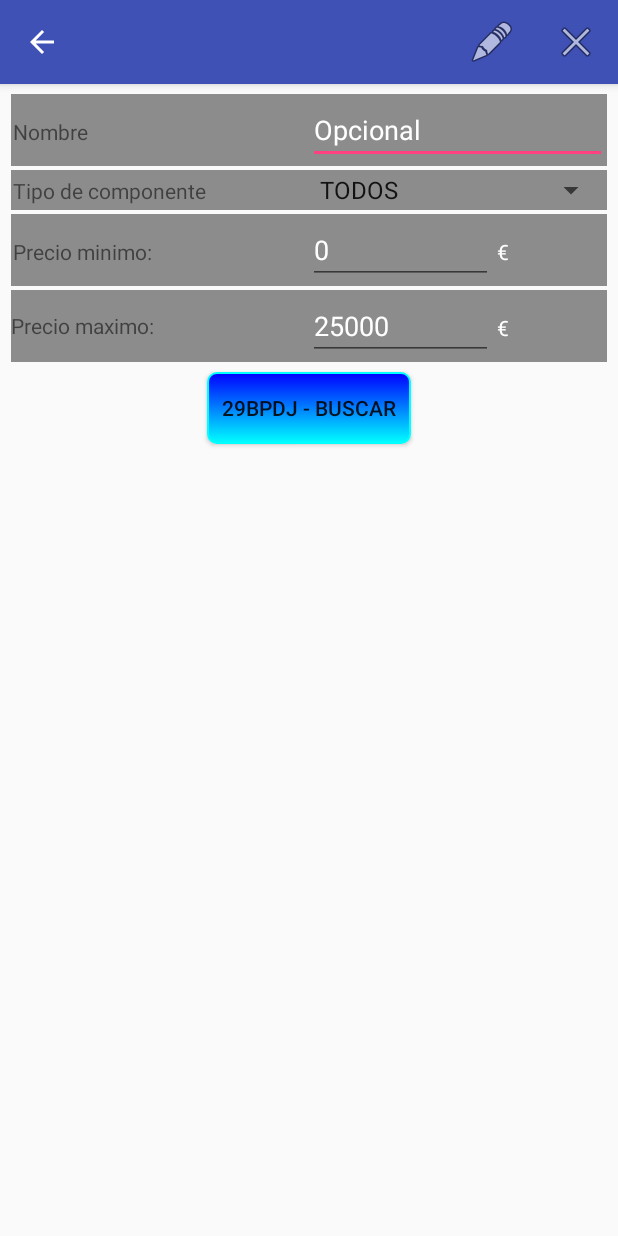
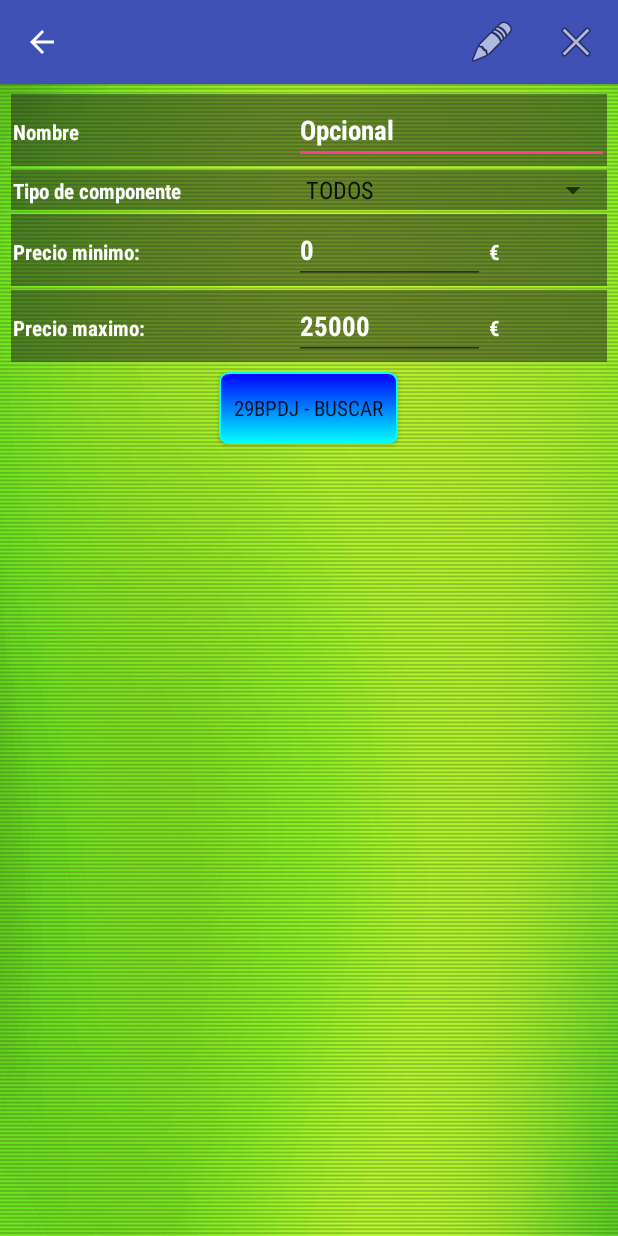
Before and after one commit to Daleier/Proyecto1EvaMobiles, an Android app: the BusquedaComponentes screen opened directly, with no data from a screen before it, on a phone screen of 412 x 824 dp. Run offline under Robolectric (Android 15) with nearby library versions, the phone set to English and light mode, and no system bars; 1 statement that could not run was skipped.

Commit message:
Estilo finalizado

```diff
--- a/app/src/main/AndroidManifest.xml
+++ b/app/src/main/AndroidManifest.xml
@@ -26,7 +26,7 @@
         android:supportsRtl="true"
         android:theme="@style/AppTheme">
         <activity android:name=".aplicacion.MainActivity"
-            android:theme="@style/Tema_Principal.NoActionBar">
+            android:theme="@style/AppTheme.NoActionBar">
             <intent-filter>
                 <action android:name="android.intent.action.MAIN" />
                 <category android:name="android.intent.category.LAUNCHER" />
@@ -39,7 +39,7 @@
         <activity
             android:name=".aplicacion.BCNavigationDrawer"
             android:label="@string/title_activity_main"
-            android:theme="@style/Tema_Principal.NoActionBar"/>
+            android:theme="@style/AppTheme.NoActionBar"/>
         <activity android:name=".aplicacion.Camara" />
 
         <provider
--- a/app/src/main/java/com/example/dam203/proyecto1eva/aplicacion/BusquedaComponentes.java
+++ b/app/src/main/java/com/example/dam203/proyecto1eva/aplicacion/BusquedaComponentes.java
@@ -7,6 +7,7 @@ import android.util.Log;
 import android.view.Menu;
 import android.view.MenuItem;
 import android.view.View;
+import android.widget.ArrayAdapter;
 import android.widget.Button;
 import android.widget.EditText;
 import android.widget.Spinner;
--- a/app/src/main/java/com/example/dam203/proyecto1eva/aplicacion/EdicionPerfil.java
+++ b/app/src/main/java/com/example/dam203/proyecto1eva/aplicacion/EdicionPerfil.java
@@ -38,6 +38,7 @@ public class EdicionPerfil extends AppCompatActivity {
     protected void onCreate(Bundle savedInstanceState) {
         super.onCreate(savedInstanceState);
         setContentView(R.layout.edicion_perfil);
+        this.setTitle(R.string.editar_perfil);
         getSupportActionBar().setDisplayHomeAsUpEnabled(true);
         usr = (Usuario) getIntent().getExtras().getSerializable(MainActivity.KEY_USUARIO);
         this.usrDAO = new UsuarioDAOSQLite(this);
--- a/app/src/main/java/com/example/dam203/proyecto1eva/dialogos/LoginDialogo.java
+++ b/app/src/main/java/com/example/dam203/proyecto1eva/dialogos/LoginDialogo.java
@@ -28,7 +28,7 @@ public class LoginDialogo extends DialogFragment {
                         //Toast.makeText(getActivity(), "PULSADA OPCION BOA", Toast.LENGTH_LONG).show();
                     }
                 });
-        this.setStyle(DialogFragment.STYLE_NORMAL, R.style.Tema_Principal);
+        this.setStyle(DialogFragment.STYLE_NORMAL, R.style.AppTheme);
         this.setCancelable(false);
         return builder.create();
     }
--- a/app/src/main/res/layout-land/activity_buscar_componentes.xml
+++ b/app/src/main/res/layout-land/activity_buscar_componentes.xml
@@ -24,7 +24,6 @@
                 android:layout_span="2"
                 android:hint="@string/opcional"
                 android:imeOptions="actionDone"
-                android:textColorHint="@color/white"
                 style="@style/elementoTabla"/>
         </TableRow>
 
@@ -57,14 +56,13 @@
                 android:imeOptions="actionNext"
                 android:inputType="numberDecimal"
                 android:text="0"
-                android:textColor="@color/white"
                 style="@style/elementoTabla"
               />
 
             <TextView
                 android:text="@string/moneda"
                 style="@style/elementoTabla"
-                android:textColor="@color/white"/>
+                />
 
         </TableRow>
 
@@ -72,6 +70,7 @@
 
             <TextView
                 android:text="@string/precio_max"
+                style="@style/elementoTabla"
                 android:drawableRight="@drawable/money_icon"/>
 
             <EditText
@@ -79,11 +78,9 @@
                 android:imeOptions="actionDone"
                 android:inputType="numberDecimal"
                 android:text="25000"
-                android:textColor="@color/white"
                 style="@style/elementoTabla"/>
 
             <TextView android:text="@string/moneda"
-                android:textColor="@color/white"
                 style="@style/elementoTabla"/>
         </TableRow>
     </TableLayout>
--- a/app/src/main/res/layout/activity_buscar_componentes.xml
+++ b/app/src/main/res/layout/activity_buscar_componentes.xml
@@ -2,6 +2,7 @@
 <RelativeLayout xmlns:android="http://schemas.android.com/apk/res/android"
    android:layout_width="match_parent"
     android:layout_height="match_parent"
+    android:background="@drawable/green_background"
     >
 
     <TableLayout
@@ -23,7 +24,6 @@
                 android:layout_span="2"
                 android:hint="@string/opcional"
                 android:imeOptions="actionDone"
-                android:textColorHint="@color/white"
                 style="@style/elementoTabla"/>
         </TableRow>
 
@@ -56,31 +56,30 @@
                 android:imeOptions="actionNext"
                 android:inputType="numberDecimal"
                 android:text="0"
-                android:textColor="@color/white"
                 style="@style/elementoTabla"/>
 
             <TextView
                 android:text="@string/moneda"
                 style="@style/elementoTabla"
-                android:textColor="@color/white"/>
+                />
 
         </TableRow>
 
         <TableRow style="@style/filasTabla">
 
             <TextView
-                android:text="@string/precio_max" />
+                android:text="@string/precio_max"
+                style="@style/elementoTabla"
+                />
 
             <EditText
                 android:id="@+id/precio_max"
                 android:imeOptions="actionDone"
                 android:inputType="numberDecimal"
                 android:text="25000"
-                android:textColor="@color/white"
                 style="@style/elementoTabla"/>
 
             <TextView android:text="@string/moneda"
-                android:textColor="@color/white"
                 style="@style/elementoTabla"/>
         </TableRow>
     </TableLayout>
--- a/app/src/main/res/layout/activity_camara.xml
+++ b/app/src/main/res/layout/activity_camara.xml
@@ -2,7 +2,8 @@
 <LinearLayout xmlns:android="http://schemas.android.com/apk/res/android"
     android:layout_width="match_parent"
     android:layout_height="match_parent"
-    android:orientation="vertical">
+    android:orientation="vertical"
+    >
 
     <ImageView
         android:id="@+id/imgvwFoto"
--- a/app/src/main/res/layout/activity_nuevo_usuario.xml
+++ b/app/src/main/res/layout/activity_nuevo_usuario.xml
@@ -1,7 +1,8 @@
 <?xml version="1.0" encoding="utf-8"?>
 <RelativeLayout xmlns:android="http://schemas.android.com/apk/res/android"
     android:layout_width="match_parent"
-    android:layout_height="match_parent">
+    android:layout_height="match_parent"
+    android:background="@drawable/green_background">
 
     <EditText
         android:layout_width="match_parent"
--- a/app/src/main/res/layout/activity_resultado_busqueda.xml
+++ b/app/src/main/res/layout/activity_resultado_busqueda.xml
@@ -5,7 +5,8 @@
     android:paddingRight="@dimen/activity_horizontal_margin"
     android:paddingTop="@dimen/activity_vertical_margin"
     android:paddingBottom="@dimen/activity_vertical_margin"
-    tools:context="com.example.dam203.proyecto1eva.aplicacion.ResultadoBusqueda">
+    tools:context="com.example.dam203.proyecto1eva.aplicacion.ResultadoBusqueda"
+    android:background="@drawable/green_background">
 
     <ListView
         android:layout_width="wrap_content"
--- a/app/src/main/res/layout/edicion_perfil.xml
+++ b/app/src/main/res/layout/edicion_perfil.xml
@@ -1,7 +1,8 @@
 <?xml version="1.0" encoding="utf-8"?>
 <RelativeLayout xmlns:android="http://schemas.android.com/apk/res/android"
     android:layout_width="match_parent"
-    android:layout_height="match_parent">
+    android:layout_height="match_parent"
+    android:background="@drawable/green_background">
 
     <TextView
         android:id="@+id/view_nombre"
--- a/app/src/main/res/layout/layout_elemento_lista_resultado.xml
+++ b/app/src/main/res/layout/layout_elemento_lista_resultado.xml
@@ -1,7 +1,8 @@
 <?xml version="1.0" encoding="utf-8"?>
 <RelativeLayout xmlns:android="http://schemas.android.com/apk/res/android"
     android:layout_width="match_parent"
-    android:layout_height="match_parent">
+    android:layout_height="match_parent"
+    >
 
     <TableLayout
         android:layout_width="match_parent"
--- a/app/src/main/res/layout/login.xml
+++ b/app/src/main/res/layout/login.xml
@@ -1,7 +1,8 @@
 <?xml version="1.0" encoding="utf-8"?>
 <RelativeLayout xmlns:android="http://schemas.android.com/apk/res/android"
     android:layout_width="match_parent"
-    android:layout_height="match_parent">
+    android:layout_height="match_parent"
+    android:background="@drawable/green_background">
 
 
     <EditText
--- a/app/src/main/res/layout/nav_header_main.xml
+++ b/app/src/main/res/layout/nav_header_main.xml
@@ -10,7 +10,8 @@
     android:paddingLeft="@dimen/activity_horizontal_margin"
     android:paddingRight="@dimen/activity_horizontal_margin"
     android:paddingTop="@dimen/activity_vertical_margin"
-    android:theme="@style/ThemeOverlay.AppCompat.Dark">
+    android:theme="@style/ThemeOverlay.AppCompat.Dark"
+    >
 
     <ImageView
         android:id="@+id/imageView"
--- a/app/src/main/res/values/styles.xml
+++ b/app/src/main/res/values/styles.xml
@@ -3,25 +3,13 @@
     <!-- Base application theme. -->
     <style name="AppTheme" parent="Theme.AppCompat.Light.DarkActionBar">
         <!-- Customize your theme here. -->
+        <item name="android:fontFamily">sans-serif-condensed</item>
+
         <item name="colorPrimary">@color/colorPrimary</item>
         <item name="colorPrimaryDark">@color/colorPrimaryDark</item>
         <item name="colorAccent">@color/colorAccent</item>
     </style>
 
-    <style name="Tema_Principal" parent="AppTheme">
-        <item name="android:colorBackground">@color/acqua</item>
-        <item name="android:fontFamily">sans-serif</item>
-        <item name="android:actionBarStyle">@style/MyActionBar</item>
-    </style>
-
-    <style name="MyActionBar" parent="@android:style/Widget.Holo.Light.ActionBar">
-        <item name="android:background">@color/acqua</item>
-    </style>
-
-    <style name="Tema_Principal.NoActionBar" parent="Tema_Principal">
-        <item name="windowActionBar">false</item>
-        <item name="windowNoTitle">true</item>
-    </style>
 
     <style name="Busqueda_landscape">
         <item name="android:background">@color/dimgray</item>
@@ -41,6 +29,9 @@
     </style>
 
     <style name="elementoTabla">
+        <item name="android:textColorHint">@color/white</item>
+        <item name="android:textColor">@color/white</item>
+        <item name="android:textStyle">bold</item>
         <item name="android:layout_margin">@dimen/margin_tabla</item>
     </style>
 
```
Also changed, not shown: app/src/main/java/com/example/dam203/proyecto1eva/aplicacion/Camara.java (+11 -0 lines), app/src/main/res/drawable/green_background.png (added), app/src/main/res/drawable/light_green_wallpaper.jpeg (deleted).
